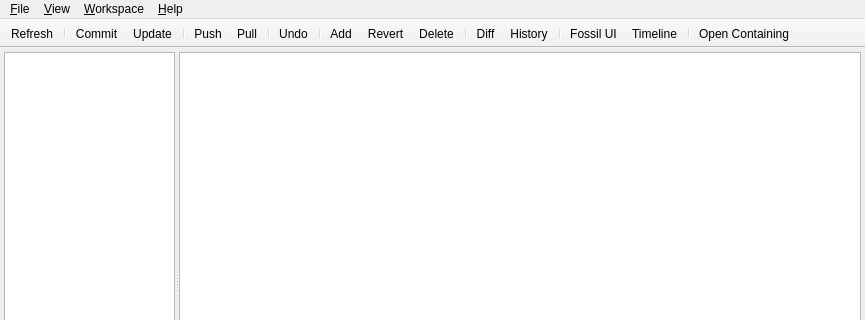
Qt form ui/MainWindow.ui (AnotherFoxGuy/diesel-scm) before a commit; both pictures show x 0 to 865 and y 0 to 320 of the 865 by 640 pixel window.
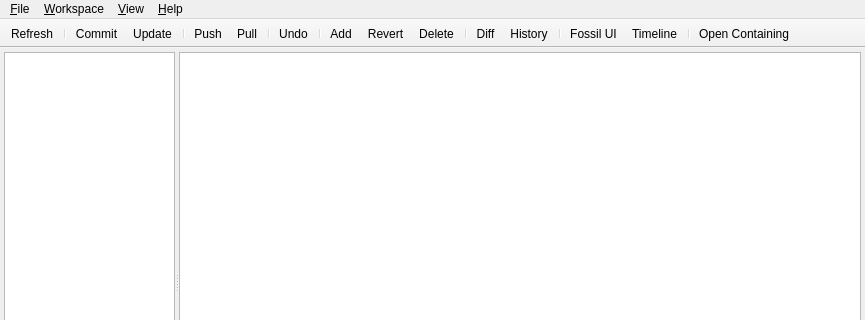
The same form after that commit. Icons and pictures are not drawn. Custom widgets are drawn as their Qt base class.

Diff of the .ui file:
```diff
--- a/ui/MainWindow.ui
+++ b/ui/MainWindow.ui
@@ -282,8 +282,8 @@
     <addaction name="actionFossilSettings"/>
    </widget>
    <addaction name="menuFile"/>
-   <addaction name="menuView"/>
    <addaction name="menuWorkspace"/>
+   <addaction name="menuView"/>
    <addaction name="menuHelp"/>
   </widget>
   <widget class="QToolBar" name="mainToolBar">
```
